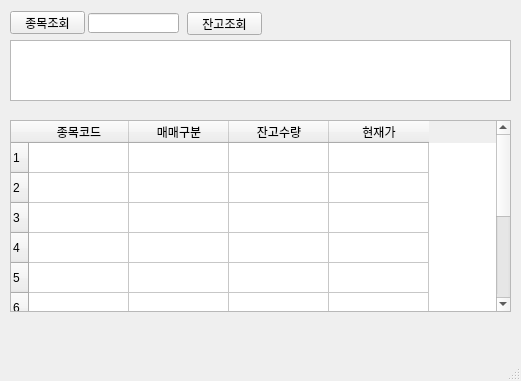
Qt form main_window.ui (HyunwooChung/EugeneLink) before a commit.
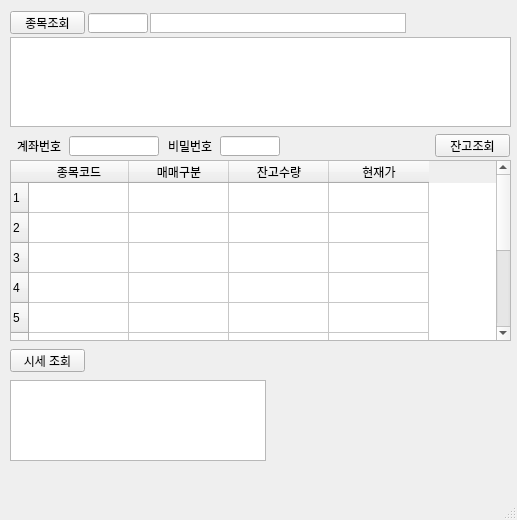
The same form after that commit.

Diff of the .ui file:
```diff
--- a/main_window.ui
+++ b/main_window.ui
@@ -6,8 +6,8 @@
    <rect>
     <x>0</x>
     <y>0</y>
-    <width>521</width>
-    <height>381</height>
+    <width>517</width>
+    <height>520</height>
    </rect>
   </property>
   <property name="windowTitle">
@@ -31,17 +31,17 @@
     <property name="geometry">
      <rect>
       <x>10</x>
-      <y>40</y>
+      <y>37</y>
       <width>501</width>
-      <height>61</height>
+      <height>90</height>
      </rect>
     </property>
    </widget>
    <widget class="QPushButton" name="pushButton_2">
     <property name="geometry">
      <rect>
-      <x>187</x>
-      <y>12</y>
+      <x>435</x>
+      <y>134</y>
       <width>75</width>
       <height>23</height>
      </rect>
@@ -55,7 +55,7 @@
      <rect>
       <x>88</x>
       <y>13</y>
-      <width>91</width>
+      <width>60</width>
       <height>20</height>
      </rect>
     </property>
@@ -67,9 +67,9 @@
     <property name="geometry">
      <rect>
       <x>10</x>
-      <y>120</y>
+      <y>160</y>
       <width>501</width>
-      <height>192</height>
+      <height>181</height>
      </rect>
     </property>
     <property name="rowCount">
@@ -109,6 +109,106 @@
      </property>
     </column>
    </widget>
+   <widget class="QTextBrowser" name="textBrowser_2">
+    <property name="geometry">
+     <rect>
+      <x>150</x>
+      <y>13</y>
+      <width>256</width>
+      <height>20</height>
+     </rect>
+    </property>
+    <property name="inputMethodHints">
+     <set>Qt::ImhMultiLine</set>
+    </property>
+    <property name="frameShape">
+     <enum>QFrame::StyledPanel</enum>
+    </property>
+    <property name="midLineWidth">
+     <number>0</number>
+    </property>
+    <property name="verticalScrollBarPolicy">
+     <enum>Qt::ScrollBarAlwaysOff</enum>
+    </property>
+    <property name="openLinks">
+     <bool>false</bool>
+    </property>
+   </widget>
+   <widget class="QPushButton" name="pushButton_3">
+    <property name="geometry">
+     <rect>
+      <x>10</x>
+      <y>349</y>
+      <width>75</width>
+      <height>23</height>
+     </rect>
+    </property>
+    <property name="text">
+     <string>시세 조회</string>
+    </property>
+   </widget>
+   <widget class="QLabel" name="label">
+    <property name="geometry">
+     <rect>
+      <x>17</x>
+      <y>140</y>
+      <width>56</width>
+      <height>12</height>
+     </rect>
+    </property>
+    <property name="text">
+     <string>계좌번호</string>
+    </property>
+   </widget>
+   <widget class="QLabel" name="label_2">
+    <property name="geometry">
+     <rect>
+      <x>168</x>
+      <y>140</y>
+      <width>56</width>
+      <height>12</height>
+     </rect>
+    </property>
+    <property name="text">
+     <string>비밀번호</string>
+    </property>
+   </widget>
+   <widget class="QLineEdit" name="lineEdit_2">
+    <property name="geometry">
+     <rect>
+      <x>69</x>
+      <y>136</y>
+      <width>90</width>
+      <height>20</height>
+     </rect>
+    </property>
+    <property name="maxLength">
+     <number>11</number>
+    </property>
+   </widget>
+   <widget class="QLineEdit" name="lineEdit_3">
+    <property name="geometry">
+     <rect>
+      <x>220</x>
+      <y>136</y>
+      <width>60</width>
+      <height>20</height>
+     </rect>
+    </property>
+    <property name="maxLength">
+     <number>4</number>
+    </property>
+   </widget>
+   <widget class="QTextBrowser" name="textBrowser_3">
+    <property name="geometry">
+     <rect>
+      <x>10</x>
+      <y>380</y>
+      <width>256</width>
+      <height>81</height>
+     </rect>
+    </property>
+   </widget>
   </widget>
   <widget class="QMenuBar" name="menubar">
    <property name="geometry">
```
Left out of the diff: 2 changed lines with no effect on the pictures.
